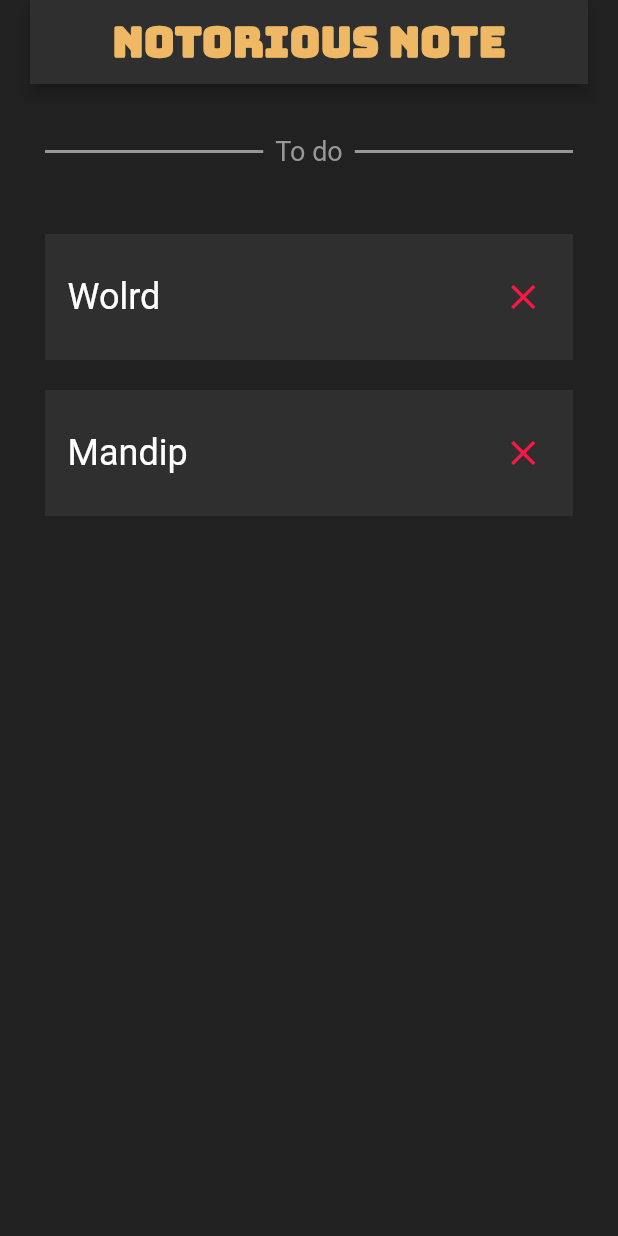
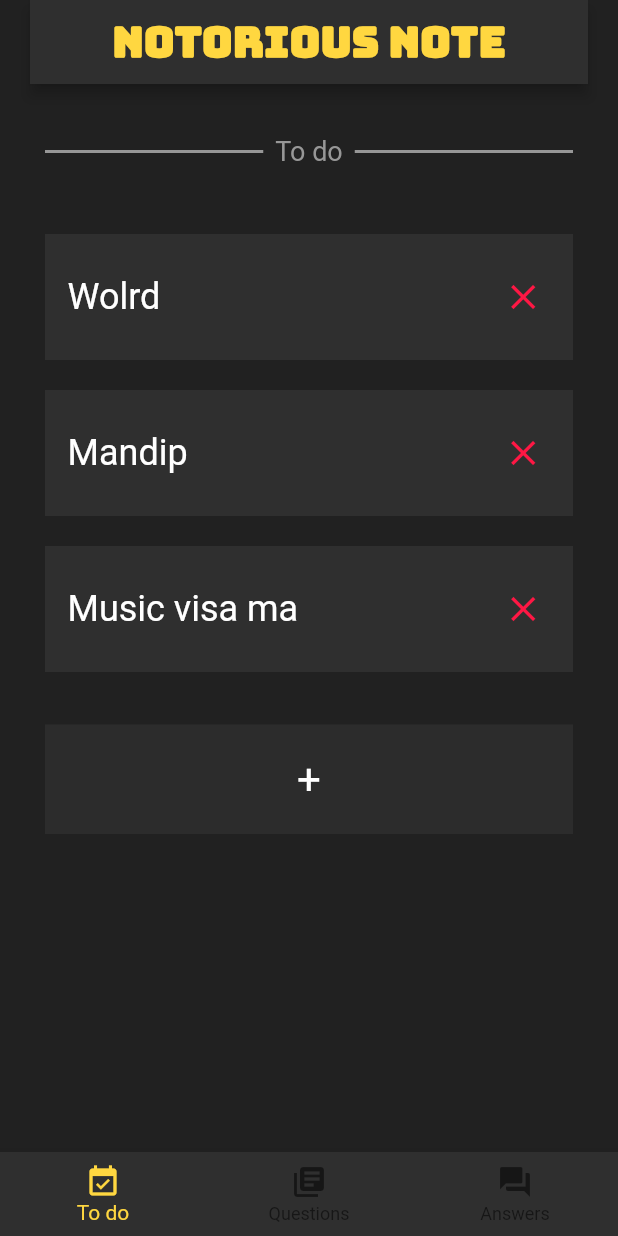
Before and after one commit to raister21/Flutter_NotoriousNote, a Flutter app: the screen it shows after launch, after a tap on the "close" icon, on a phone screen of 412 x 824 dp. Run offline on Flutter 3.47's test engine with Material 2 defaults, Android fonts, the phone set to English and light mode, and no system bars.

Commit message:
Note page made

```diff
--- a/lib/main.dart
+++ b/lib/main.dart
@@ -11,12 +11,15 @@ class MyApp extends StatefulWidget {
 }
 
 class _MyAppState extends State<MyApp> {
-  List<Note> notes = [Note('hello'), Note('Wolrd'), Note('Mandip')];
+  List<Note> notes = [Note('hello'), Note('Wolrd'), Note('Mandip'), Note('Music visa ma')];
+
+  int _currentIndex = 0;
 
   @override
   Widget build(BuildContext context) {
     return MaterialApp(
-      home: Container(
+      home: Scaffold(
+        body: Container(
           color: Color.fromRGBO(33, 33, 33, 1),
           padding: EdgeInsets.fromLTRB(20, 0, 20, 0),
           child: Scaffold(
@@ -27,7 +30,7 @@ class _MyAppState extends State<MyApp> {
                 style: TextStyle(
                     fontSize: 28.0,
                     fontWeight: FontWeight.bold,
-                  color: Color.fromRGBO(238, 184, 100, 1),
+                    color: Colors.amberAccent[200],
                     fontFamily: 'BungeeInline'),
               ),
               centerTitle: true,
@@ -38,6 +41,7 @@ class _MyAppState extends State<MyApp> {
               child: Column(
                 children: <Widget>[
                   Row(
+
                     children: <Widget>[
                       Expanded(
                           child: Divider(
@@ -60,8 +64,9 @@ class _MyAppState extends State<MyApp> {
                               color: Color.fromRGBO(151, 151, 151, 1)))
                     ],
                   ),
+
                   Padding(
-                  padding: EdgeInsets.fromLTRB(0, 30, 0, 30),
+                    padding: EdgeInsets.fromLTRB(0, 30, 0, 25),
                     child: Column(
                         children: notes
                             .map((note) => Container(
@@ -95,40 +100,59 @@ class _MyAppState extends State<MyApp> {
                           ),
                         ))
                             .toList()
-                      // Expanded(
-                      //     child: Container(
-                      //   padding: EdgeInsets.symmetric(
-                      //       horizontal: 15, vertical: 18),
-                      //   color: Color.fromRGBO(47, 47, 47, 1),
-                      //   child: Row(
+                    ),
+                  ),
 
-                      // children: <Widget>[
-                      //   Expanded(
-                      //     flex: 7,
-                      //     child: Text('Kill bill and make him feel',
-                      //         style: TextStyle(
-                      //             fontSize: 24,
-                      //             color: Color.fromRGBO(
-                      //                 255, 255, 255, 1))),
-                      //   ),
-                      //   Expanded(
-                      //       flex: 1,
-                      //       child: IconButton(
-                      //         onPressed: () {
-                      //           print('pressed');
-                      //         },
-                      //         icon: Icon(Icons.close),
-                      //         color: Colors.redAccent[400],
-                      //         iconSize: 28,
-                      //       ))
-                      // ],
+                  Container(
+                    color: Color.fromRGBO(47, 47, 47, 0.8),
+                    child: Center(
+                      child: Padding(
+                        padding: EdgeInsets.symmetric(horizontal: 0, vertical:20),
+                        child: Text(
+                            '+',
+                            style: TextStyle(
+                              fontSize: 28,
+                              color: Colors.white
                             ),
                         )
+                    ),
+                  )
+                  ),
+
+
                 ],
               ),
             ),
           ),
         ),
+        bottomNavigationBar: BottomNavigationBar(
+          selectedItemColor: Colors.amberAccent[200],
+          currentIndex: _currentIndex,
+          backgroundColor: Color.fromRGBO(47, 47, 47, 1),
+          items: [
+            BottomNavigationBarItem(
+                icon: Icon(Icons.event_available),
+                title: Text('To do')
+            ),
+            BottomNavigationBarItem(
+                icon: Icon(Icons.library_books),
+                title: Text('Questions')
+            ),
+            BottomNavigationBarItem(
+                icon: Icon(Icons.question_answer),
+                title: Text('Answers')
+            )
+          ],
+            onTap: (index) {
+            setState(() {
+              _currentIndex = index;
+            });
+            },
+        ),
+      ),
+
+
+
     );
   }
 }
```
Lines whose indentation alone changed are shown as unchanged.
